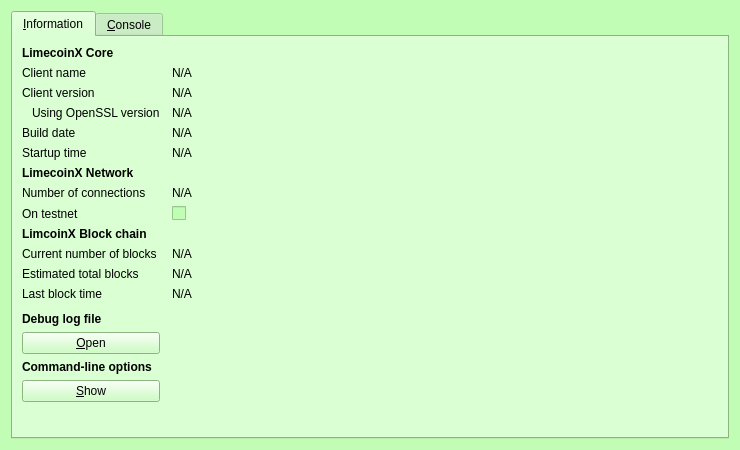
Old version of the form src/qt/forms/rpcconsole.ui in the repository IParn/LimecoinX.
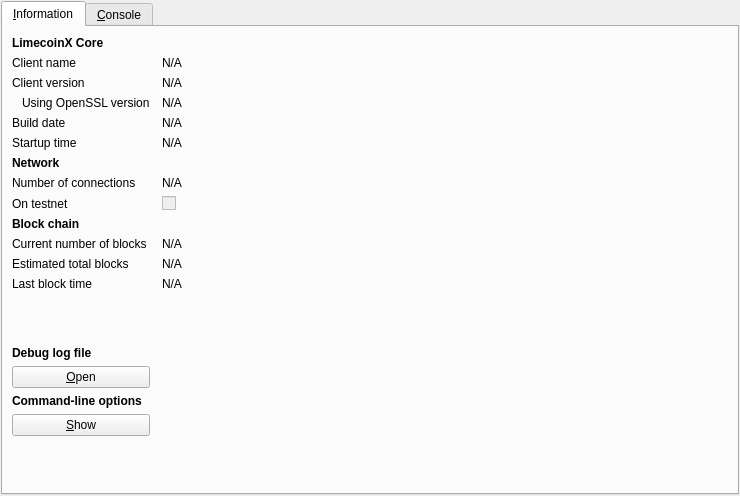
New version of the form. Icons and pictures are not drawn.

Patch:
```diff
--- a/src/qt/forms/rpcconsole.ui
+++ b/src/qt/forms/rpcconsole.ui
@@ -7,428 +7,25 @@
     <x>0</x>
     <y>0</y>
     <width>740</width>
-    <height>450</height>
+    <height>496</height>
    </rect>
   </property>
-  <property name="palette">
-   <palette>
-    <active>
-     <colorrole role="WindowText">
-      <brush brushstyle="SolidPattern">
-       <color alpha="255">
-        <red>0</red>
-        <green>0</green>
-        <blue>0</blue>
-       </color>
-      </brush>
-     </colorrole>
-     <colorrole role="Button">
-      <brush brushstyle="SolidPattern">
-       <color alpha="255">
-        <red>193</red>
-        <green>253</green>
-        <blue>181</blue>
-       </color>
-      </brush>
-     </colorrole>
-     <colorrole role="Light">
-      <brush brushstyle="SolidPattern">
-       <color alpha="255">
-        <red>255</red>
-        <green>255</green>
-        <blue>255</blue>
-       </color>
-      </brush>
-     </colorrole>
-     <colorrole role="Midlight">
-      <brush brushstyle="SolidPattern">
-       <color alpha="255">
-        <red>224</red>
-        <green>254</green>
-        <blue>218</blue>
-       </color>
-      </brush>
-     </colorrole>
-     <colorrole role="Dark">
-      <brush brushstyle="SolidPattern">
-       <color alpha="255">
-        <red>96</red>
-        <green>126</green>
-        <blue>90</blue>
-       </color>
-      </brush>
-     </colorrole>
-     <colorrole role="Mid">
-      <brush brushstyle="SolidPattern">
-       <color alpha="255">
-        <red>129</red>
-        <green>169</green>
-        <blue>121</blue>
-       </color>
-      </brush>
-     </colorrole>
-     <colorrole role="Text">
-      <brush brushstyle="SolidPattern">
-       <color alpha="255">
-        <red>0</red>
-        <green>0</green>
-        <blue>0</blue>
-       </color>
-      </brush>
-     </colorrole>
-     <colorrole role="BrightText">
-      <brush brushstyle="SolidPattern">
-       <color alpha="255">
-        <red>255</red>
-        <green>255</green>
-        <blue>255</blue>
-       </color>
-      </brush>
-     </colorrole>
-     <colorrole role="ButtonText">
-      <brush brushstyle="SolidPattern">
-       <color alpha="255">
-        <red>0</red>
-        <green>0</green>
-        <blue>0</blue>
-       </color>
-      </brush>
-     </colorrole>
-     <colorrole role="Base">
-      <brush brushstyle="SolidPattern">
-       <color alpha="255">
-        <red>255</red>
-        <green>255</green>
-        <blue>255</blue>
-       </color>
-      </brush>
-     </colorrole>
-     <colorrole role="Window">
-      <brush brushstyle="SolidPattern">
-       <color alpha="255">
-        <red>193</red>
-        <green>253</green>
-        <blue>181</blue>
-       </color>
-      </brush>
-     </colorrole>
-     <colorrole role="Shadow">
-      <brush brushstyle="SolidPattern">
-       <color alpha="255">
-        <red>0</red>
-        <green>0</green>
-        <blue>0</blue>
-       </color>
-      </brush>
-     </colorrole>
-     <colorrole role="AlternateBase">
-      <brush brushstyle="SolidPattern">
-       <color alpha="255">
-        <red>224</red>
-        <green>254</green>
-        <blue>218</blue>
-       </color>
-      </brush>
-     </colorrole>
-     <colorrole role="ToolTipBase">
-      <brush brushstyle="SolidPattern">
-       <color alpha="255">
-        <red>255</red>
-        <green>255</green>
-        <blue>220</blue>
-       </color>
-      </brush>
-     </colorrole>
-     <colorrole role="ToolTipText">
-      <brush brushstyle="SolidPattern">
-       <color alpha="255">
-        <red>0</red>
-        <green>0</green>
-        <blue>0</blue>
-       </color>
-      </brush>
-     </colorrole>
-    </active>
-    <inactive>
-     <colorrole role="WindowText">
-      <brush brushstyle="SolidPattern">
-       <color alpha="255">
-        <red>0</red>
-        <green>0</green>
-        <blue>0</blue>
-       </color>
-      </brush>
-     </colorrole>
-     <colorrole role="Button">
-      <brush brushstyle="SolidPattern">
-       <color alpha="255">
-        <red>193</red>
-        <green>253</green>
-        <blue>181</blue>
-       </color>
-      </brush>
-     </colorrole>
-     <colorrole role="Light">
-      <brush brushstyle="SolidPattern">
-       <color alpha="255">
-        <red>255</red>
-        <green>255</green>
-        <blue>255</blue>
-       </color>
-      </brush>
-     </colorrole>
-     <colorrole role="Midlight">
-      <brush brushstyle="SolidPattern">
-       <color alpha="255">
-        <red>224</red>
-        <green>254</green>
-        <blue>218</blue>
-       </color>
-      </brush>
-     </colorrole>
-     <colorrole role="Dark">
-      <brush brushstyle="SolidPattern">
-       <color alpha="255">
-        <red>96</red>
-        <green>126</green>
-        <blue>90</blue>
-       </color>
-      </brush>
-     </colorrole>
-     <colorrole role="Mid">
-      <brush brushstyle="SolidPattern">
-       <color alpha="255">
-        <red>129</red>
-        <green>169</green>
-        <blue>121</blue>
-       </color>
-      </brush>
-     </colorrole>
-     <colorrole role="Text">
-      <brush brushstyle="SolidPattern">
-       <color alpha="255">
-        <red>0</red>
-        <green>0</green>
-        <blue>0</blue>
-       </color>
-      </brush>
-     </colorrole>
-     <colorrole role="BrightText">
-      <brush brushstyle="SolidPattern">
-       <color alpha="255">
-        <red>255</red>
-        <green>255</green>
-        <blue>255</blue>
-       </color>
-      </brush>
-     </colorrole>
-     <colorrole role="ButtonText">
-      <brush brushstyle="SolidPattern">
-       <color alpha="255">
-        <red>0</red>
-        <green>0</green>
-        <blue>0</blue>
-       </color>
-      </brush>
-     </colorrole>
-     <colorrole role="Base">
-      <brush brushstyle="SolidPattern">
-       <color alpha="255">
-        <red>255</red>
-        <green>255</green>
-        <blue>255</blue>
-       </color>
-      </brush>
-     </colorrole>
-     <colorrole role="Window">
-      <brush brushstyle="SolidPattern">
-       <color alpha="255">
-        <red>193</red>
-        <green>253</green>
-        <blue>181</blue>
-       </color>
-      </brush>
-     </colorrole>
-     <colorrole role="Shadow">
-      <brush brushstyle="SolidPattern">
-       <color alpha="255">
-        <red>0</red>
-        <green>0</green>
-        <blue>0</blue>
-       </color>
-      </brush>
-     </colorrole>
-     <colorrole role="AlternateBase">
-      <brush brushstyle="SolidPattern">
-       <color alpha="255">
-        <red>224</red>
-        <green>254</green>
-        <blue>218</blue>
-       </color>
-      </brush>
-     </colorrole>
-     <colorrole role="ToolTipBase">
-      <brush brushstyle="SolidPattern">
-       <color alpha="255">
-        <red>255</red>
-        <green>255</green>
-        <blue>220</blue>
-       </color>
-      </brush>
-     </colorrole>
-     <colorrole role="ToolTipText">
-      <brush brushstyle="SolidPattern">
-       <color alpha="255">
-        <red>0</red>
-        <green>0</green>
-        <blue>0</blue>
-       </color>
-      </brush>
-     </colorrole>
-    </inactive>
-    <disabled>
-     <colorrole role="WindowText">
-      <brush brushstyle="SolidPattern">
-       <color alpha="255">
-        <red>96</red>
-        <green>126</green>
-        <blue>90</blue>
-       </color>
-      </brush>
-     </colorrole>
-     <colorrole role="Button">
-      <brush brushstyle="SolidPattern">
-       <color alpha="255">
-        <red>193</red>
-        <green>253</green>
-        <blue>181</blue>
-       </color>
-      </brush>
-     </colorrole>
-     <colorrole role="Light">
-      <brush brushstyle="SolidPattern">
-       <color alpha="255">
-        <red>255</red>
-        <green>255</green>
-        <blue>255</blue>
-       </color>
-      </brush>
-     </colorrole>
-     <colorrole role="Midlight">
-      <brush brushstyle="SolidPattern">
-       <color alpha="255">
-        <red>224</red>
-        <green>254</green>
-        <blue>218</blue>
-       </color>
-      </brush>
-     </colorrole>
-     <colorrole role="Dark">
-      <brush brushstyle="SolidPattern">
-       <color alpha="255">
-        <red>96</red>
-        <green>126</green>
-        <blue>90</blue>
-       </color>
-      </brush>
-     </colorrole>
-     <colorrole role="Mid">
-      <brush brushstyle="SolidPattern">
-       <color alpha="255">
-        <red>129</red>
-        <green>169</green>
-        <blue>121</blue>
-       </color>
-      </brush>
-     </colorrole>
-     <colorrole role="Text">
-      <brush brushstyle="SolidPattern">
-       <color alpha="255">
-        <red>96</red>
-        <green>126</green>
-        <blue>90</blue>
-       </color>
-      </brush>
-     </colorrole>
-     <colorrole role="BrightText">
-      <brush brushstyle="SolidPattern">
-       <color alpha="255">
-        <red>255</red>
-        <green>255</green>
-        <blue>255</blue>
-       </color>
-      </brush>
-     </colorrole>
-     <colorrole role="ButtonText">
-      <brush brushstyle="SolidPattern">
-       <color alpha="255">
-        <red>96</red>
-        <green>126</green>
-        <blue>90</blue>
-       </color>
-      </brush>
-     </colorrole>
-     <colorrole role="Base">
-      <brush brushstyle="SolidPattern">
-       <color alpha="255">
-        <red>193</red>
-        <green>253</green>
-        <blue>181</blue>
-       </color>
-      </brush>
-     </colorrole>
-     <colorrole role="Window">
-      <brush brushstyle="SolidPattern">
-       <color alpha="255">
-        <red>193</red>
-        <green>253</green>
-        <blue>181</blue>
-       </color>
-      </brush>
-     </colorrole>
-     <colorrole role="Shadow">
-      <brush brushstyle="SolidPattern">
-       <color alpha="255">
-        <red>0</red>
-        <green>0</green>
-        <blue>0</blue>
-       </color>
-      </brush>
-     </colorrole>
-     <colorrole role="AlternateBase">
-      <brush brushstyle="SolidPattern">
-       <color alpha="255">
-        <red>193</red>
-        <green>253</green>
-        <blue>181</blue>
-       </color>
-      </brush>
-     </colorrole>
-     <colorrole role="ToolTipBase">
-      <brush brushstyle="SolidPattern">
-       <color alpha="255">
-        <red>255</red>
-        <green>255</green>
-        <blue>220</blue>
-       </color>
-      </brush>
-     </colorrole>
-     <colorrole role="ToolTipText">
-      <brush brushstyle="SolidPattern">
-       <color alpha="255">
-        <red>0</red>
-        <green>0</green>
-        <blue>0</blue>
-       </color>
-      </brush>
-     </colorrole>
-    </disabled>
-   </palette>
-  </property>
   <property name="windowTitle">
    <string>limecoin - Debug window</string>
   </property>
   <layout class="QVBoxLayout" name="verticalLayout_2">
+   <property name="leftMargin">
+    <number>1</number>
+   </property>
+   <property name="topMargin">
+    <number>1</number>
+   </property>
+   <property name="rightMargin">
+    <number>1</number>
+   </property>
+   <property name="bottomMargin">
+    <number>1</number>
+   </property>
    <item>
     <widget class="QTabWidget" name="tabWidget">
      <property name="currentIndex">
@@ -582,7 +179,7 @@
           </font>
          </property>
          <property name="text">
-          <string>LimecoinX Network</string>
+          <string>Network</string>
          </property>
         </widget>
        </item>
@@ -635,7 +232,7 @@
           </font>
          </property>
          <property name="text">
-          <string>LimcoinX Block chain</string>
+          <string>Block chain</string>
          </property>
         </widget>
        </item>
```
